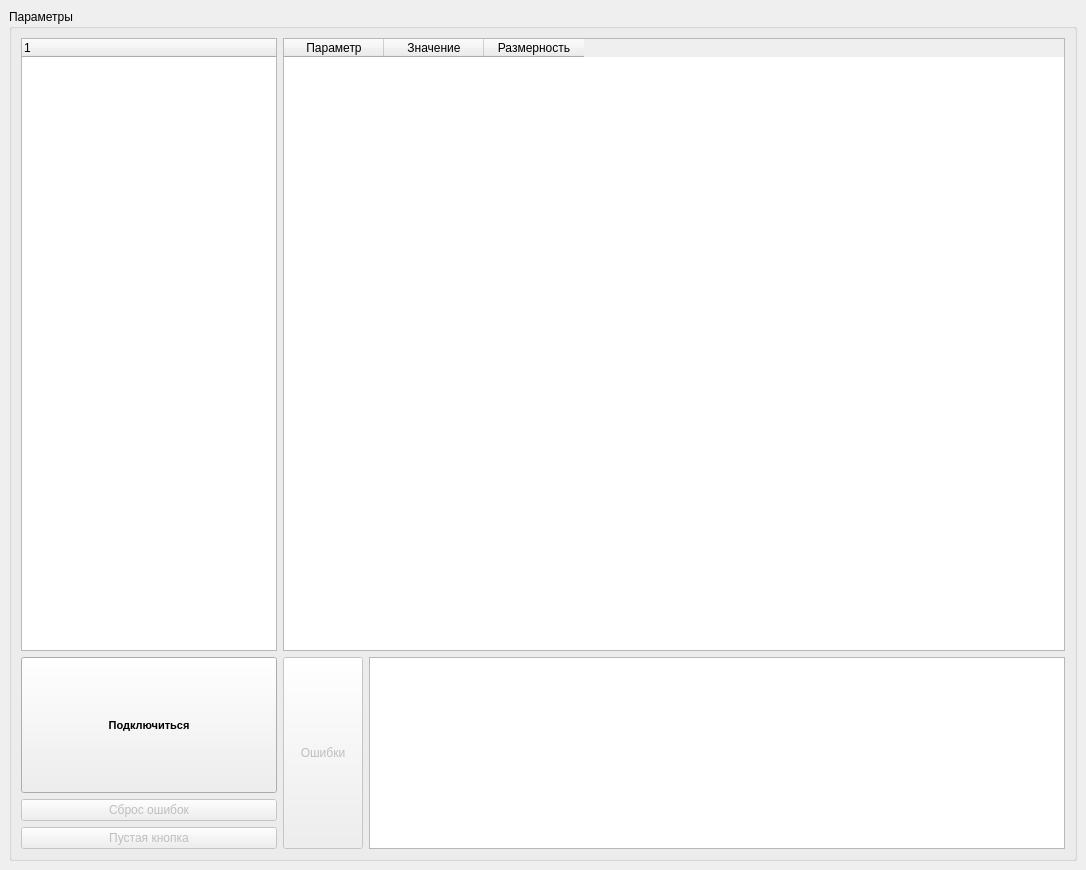
hochu-leto/EVIS, file VMU_monitor_v2.ui: the form before one commit.
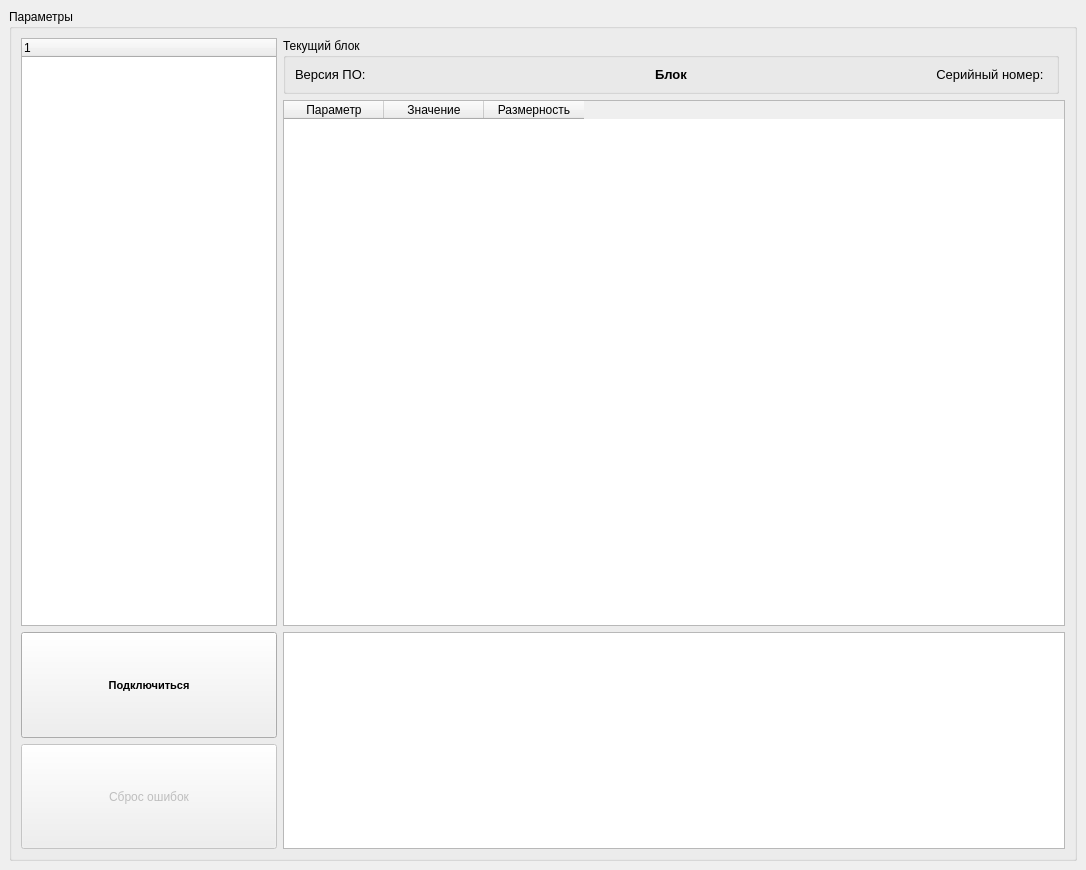
The form after the commit.

The edit to the form file:
```diff
--- a/VMU_monitor_v2.ui
+++ b/VMU_monitor_v2.ui
@@ -29,17 +29,116 @@
    <layout class="QHBoxLayout" name="horizontalLayout">
     <item>
      <widget class="QGroupBox" name="groupBox_3">
+      <property name="sizePolicy">
+       <sizepolicy hsizetype="MinimumExpanding" vsizetype="Preferred">
+        <horstretch>0</horstretch>
+        <verstretch>0</verstretch>
+       </sizepolicy>
+      </property>
       <property name="title">
        <string>Параметры</string>
       </property>
-      <layout class="QGridLayout" name="gridLayout_2" rowstretch="9,0,0,0,0,0" columnstretch="0,2,3,0,0" columnminimumwidth="0,0,0,0,0">
+      <layout class="QGridLayout" name="gridLayout_2" rowstretch="9,0,0,0,0,0,0,0" columnstretch="0,2,3,0" columnminimumwidth="0,0,0,0">
        <property name="sizeConstraint">
         <enum>QLayout::SetNoConstraint</enum>
        </property>
-       <item row="3" column="0">
+       <item row="0" column="1" colspan="2">
+        <widget class="QGroupBox" name="groupBox">
+         <property name="sizePolicy">
+          <sizepolicy hsizetype="MinimumExpanding" vsizetype="Fixed">
+           <horstretch>0</horstretch>
+           <verstretch>0</verstretch>
+          </sizepolicy>
+         </property>
+         <property name="title">
+          <string>Текущий блок</string>
+         </property>
+         <layout class="QHBoxLayout" name="horizontalLayout_2">
+          <item>
+           <widget class="QLabel" name="node_fm_lab">
+            <property name="sizePolicy">
+             <sizepolicy hsizetype="Preferred" vsizetype="Expanding">
+              <horstretch>0</horstretch>
+              <verstretch>0</verstretch>
+             </sizepolicy>
+            </property>
+            <property name="font">
+             <font>
+              <pointsize>10</pointsize>
+             </font>
+            </property>
+            <property name="text">
+             <string>Версия ПО: </string>
+            </property>
+           </widget>
+          </item>
+          <item>
+           <widget class="QLabel" name="node_name_lab">
+            <property name="sizePolicy">
+             <sizepolicy hsizetype="Preferred" vsizetype="Expanding">
+              <horstretch>0</horstretch>
+              <verstretch>0</verstretch>
+             </sizepolicy>
+            </property>
+            <property name="font">
+             <font>
+              <pointsize>10</pointsize>
+              <weight>75</weight>
+              <bold>true</bold>
+             </font>
+            </property>
+            <property name="text">
+             <string>Блок</string>
+            </property>
+            <property name="alignment">
+             <set>Qt::AlignCenter</set>
+            </property>
+           </widget>
+          </item>
+          <item>
+           <widget class="QLabel" name="node_s_n_lab">
+            <property name="sizePolicy">
+             <sizepolicy hsizetype="Preferred" vsizetype="Expanding">
+              <horstretch>0</horstretch>
+              <verstretch>0</verstretch>
+             </sizepolicy>
+            </property>
+            <property name="font">
+             <font>
+              <pointsize>10</pointsize>
+             </font>
+            </property>
+            <property name="text">
+             <string>Серийный номер: </string>
+            </property>
+            <property name="alignment">
+             <set>Qt::AlignRight|Qt::AlignTrailing|Qt::AlignVCenter</set>
+            </property>
+           </widget>
+          </item>
+         </layout>
+        </widget>
+       </item>
+       <item row="7" column="0">
+        <widget class="QPushButton" name="reset_faults">
+         <property name="enabled">
+          <bool>false</bool>
+         </property>
+         <property name="sizePolicy">
+          <sizepolicy hsizetype="Minimum" vsizetype="Preferred">
+           <horstretch>0</horstretch>
+           <verstretch>0</verstretch>
+          </sizepolicy>
+         </property>
+         <property name="text">
+          <string>Сброс ошибок</string>
+         </property>
+        </widget>
+       </item>
+       <item row="6" column="0">
         <widget class="QPushButton" name="connect_btn">
          <property name="sizePolicy">
-          <sizepolicy hsizetype="Minimum" vsizetype="Minimum">
+          <sizepolicy hsizetype="Minimum" vsizetype="Preferred">
            <horstretch>0</horstretch>
            <verstretch>0</verstretch>
           </sizepolicy>
@@ -68,28 +167,14 @@
          </property>
         </widget>
        </item>
-       <item row="5" column="0">
-        <widget class="QPushButton" name="reset_faults_2">
-         <property name="enabled">
-          <bool>false</bool>
-         </property>
-         <property name="text">
-          <string>Пустая кнопка</string>
-         </property>
-        </widget>
-       </item>
-       <item row="4" column="0">
-        <widget class="QPushButton" name="reset_faults">
-         <property name="enabled">
-          <bool>false</bool>
-         </property>
-         <property name="text">
-          <string>Сброс ошибок</string>
-         </property>
-        </widget>
-       </item>
-       <item row="0" column="0" rowspan="2">
+       <item row="0" column="0" rowspan="6">
         <widget class="QTreeWidget" name="nodes_tree">
+         <property name="sizePolicy">
+          <sizepolicy hsizetype="Expanding" vsizetype="Minimum">
+           <horstretch>0</horstretch>
+           <verstretch>0</verstretch>
+          </sizepolicy>
+         </property>
          <column>
           <property name="text">
            <string notr="true">1</string>
@@ -97,11 +182,27 @@
          </column>
         </widget>
        </item>
-       <item row="0" column="1" rowspan="2" colspan="3">
+       <item row="6" column="1" rowspan="2" colspan="3">
+        <widget class="QTextBrowser" name="errors_browser">
+         <property name="sizePolicy">
+          <sizepolicy hsizetype="MinimumExpanding" vsizetype="Minimum">
+           <horstretch>0</horstretch>
+           <verstretch>0</verstretch>
+          </sizepolicy>
+         </property>
+        </widget>
+       </item>
+       <item row="1" column="1" rowspan="5" colspan="3">
         <widget class="QTableWidget" name="vmu_param_table">
          <property name="enabled">
           <bool>true</bool>
          </property>
+         <property name="sizePolicy">
+          <sizepolicy hsizetype="MinimumExpanding" vsizetype="Expanding">
+           <horstretch>0</horstretch>
+           <verstretch>0</verstretch>
+          </sizepolicy>
+         </property>
          <property name="sizeAdjustPolicy">
           <enum>QAbstractScrollArea::AdjustToContents</enum>
          </property>
@@ -122,32 +223,6 @@
          </column>
         </widget>
        </item>
-       <item row="3" column="2" rowspan="3" colspan="2">
-        <widget class="QTextBrowser" name="errors_browser">
-         <property name="sizePolicy">
-          <sizepolicy hsizetype="Minimum" vsizetype="Expanding">
-           <horstretch>0</horstretch>
-           <verstretch>0</verstretch>
-          </sizepolicy>
-         </property>
-        </widget>
-       </item>
-       <item row="3" column="1" rowspan="3">
-        <widget class="QPushButton" name="read_errors_btn">
-         <property name="enabled">
-          <bool>false</bool>
-         </property>
-         <property name="sizePolicy">
-          <sizepolicy hsizetype="Maximum" vsizetype="Minimum">
-           <horstretch>0</horstretch>
-           <verstretch>0</verstretch>
-          </sizepolicy>
-         </property>
-         <property name="text">
-          <string>Ошибки</string>
-         </property>
-        </widget>
-       </item>
       </layout>
      </widget>
     </item>
```
